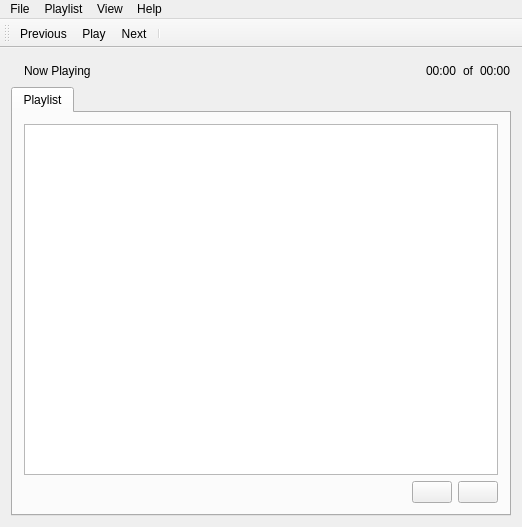
The window that src/MUI/ui/mui.ui (kvrohit/muiplayer) describes before a commit, drawn with Qt 5.
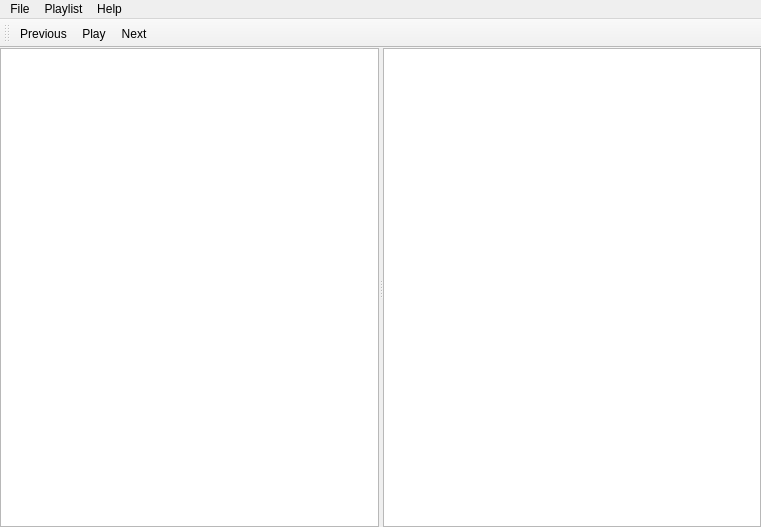
The same window after the commit. Icons and pictures are not drawn.

Commit message:
MUI version 0.0.3 - xperimental =============================== * Major code overhaul * Added a new custom model to handle data * New UI - Album art + Songinfo toolbar * Fixed memory leaks * Fixed issue wherein pressing the pause/play button would select many items in the tree view * Album art is now loaded onto a QImage and then rendered into a Pixmap, this fixes a Windows bug
** Code is unstable, use at your own risk **

The edit to the form file:
```diff
--- a/src/MUI/ui/mui.ui
+++ b/src/MUI/ui/mui.ui
@@ -9,7 +9,7 @@
    <rect>
     <x>0</x>
     <y>0</y>
-    <width>522</width>
+    <width>761</width>
     <height>527</height>
    </rect>
   </property>
@@ -21,133 +21,45 @@
     <normaloff>:/images/images/juk.png</normaloff>:/images/images/juk.png</iconset>
   </property>
   <widget class="QWidget" name="centralWidget">
-   <layout class="QHBoxLayout" name="horizontalLayout_3">
-    <item>
-     <widget class="QWidget" name="widget" native="true">
-      <layout class="QVBoxLayout" name="verticalLayout">
-       <property name="leftMargin">
-        <number>0</number>
-       </property>
-       <property name="topMargin">
-        <number>2</number>
-       </property>
-       <property name="rightMargin">
-        <number>0</number>
-       </property>
-       <property name="bottomMargin">
-        <number>0</number>
-       </property>
-       <item>
         <layout class="QHBoxLayout" name="horizontalLayout">
-         <item>
-          <widget class="QLabel" name="labelPic">
-           <property name="sizePolicy">
-            <sizepolicy hsizetype="Preferred" vsizetype="Preferred">
-             <horstretch>0</horstretch>
-             <verstretch>0</verstretch>
-            </sizepolicy>
-           </property>
-           <property name="frameShadow">
-            <enum>QFrame::Sunken</enum>
-           </property>
-           <property name="text">
-            <string/>
-           </property>
-           <property name="pixmap">
-            <pixmap resource="../rcc/res.qrc">:/images/images/juk.png</pixmap>
-           </property>
-          </widget>
-         </item>
+    <property name="spacing">
+     <number>0</number>
+    </property>
+    <property name="margin">
+     <number>0</number>
+    </property>
          <item>
-          <widget class="QLabel" name="labelNowPlaying">
-           <property name="sizePolicy">
-            <sizepolicy hsizetype="Preferred" vsizetype="Preferred">
-             <horstretch>0</horstretch>
-             <verstretch>0</verstretch>
-            </sizepolicy>
-           </property>
-           <property name="font">
-            <font>
-             <weight>50</weight>
-             <italic>false</italic>
-             <bold>false</bold>
-            </font>
-           </property>
-           <property name="text">
-            <string>Now Playing</string>
-           </property>
-          </widget>
-         </item>
-         <item>
-          <spacer name="horizontalSpacer_2">
+     <widget class="QSplitter" name="splitterMain">
            <property name="orientation">
             <enum>Qt::Horizontal</enum>
            </property>
-           <property name="sizeHint" stdset="0">
-            <size>
-             <width>30</width>
-             <height>20</height>
-            </size>
-           </property>
-          </spacer>
-         </item>
-         <item>
-          <widget class="QLabel" name="labelTime">
-           <property name="sizePolicy">
-            <sizepolicy hsizetype="Preferred" vsizetype="Preferred">
-             <horstretch>0</horstretch>
-             <verstretch>0</verstretch>
-            </sizepolicy>
-           </property>
+      <widget class="QTreeView" name="libraryTreeView">
            <property name="font">
             <font>
-             <italic>false</italic>
-            </font>
-           </property>
-           <property name="text">
-            <string>00:00</string>
-           </property>
-          </widget>
-         </item>
-         <item>
-          <widget class="QLabel" name="label_2">
-           <property name="text">
-            <string>of</string>
-           </property>
-          </widget>
-         </item>
-         <item>
-          <widget class="QLabel" name="labelTotalTime">
-           <property name="text">
-            <string>00:00</string>
-           </property>
-          </widget>
-         </item>
-        </layout>
-       </item>
-       <item>
-        <widget class="QTabWidget" name="tabPlaylist">
-         <property name="tabPosition">
-          <enum>QTabWidget::North</enum>
-         </property>
-         <property name="tabShape">
-          <enum>QTabWidget::Rounded</enum>
-         </property>
-         <property name="currentIndex">
-          <number>0</number>
-         </property>
-         <widget class="QWidget" name="tab">
-          <attribute name="title">
-           <string>Playlist</string>
-          </attribute>
-          <layout class="QVBoxLayout" name="verticalLayout_2">
-           <item>
+         <pointsize>9</pointsize>
+        </font>
+       </property>
+       <property name="indentation">
+        <number>10</number>
+       </property>
+       <property name="uniformRowHeights">
+        <bool>true</bool>
+       </property>
+       <property name="headerHidden">
+        <bool>true</bool>
+       </property>
+      </widget>
             <widget class="QTreeView" name="treeView">
+       <property name="font">
+        <font>
+         <pointsize>9</pointsize>
+        </font>
+       </property>
              <property name="editTriggers">
               <set>QAbstractItemView::NoEditTriggers</set>
              </property>
              <property name="alternatingRowColors">
-              <bool>true</bool>
+        <bool>false</bool>
              </property>
              <property name="indentation">
               <number>0</number>
@@ -165,67 +77,42 @@
               <bool>false</bool>
              </property>
             </widget>
-           </item>
-           <item>
-            <layout class="QHBoxLayout" name="horizontalLayout_2">
-             <item>
-              <spacer name="horizontalSpacer">
-               <property name="orientation">
-                <enum>Qt::Horizontal</enum>
-               </property>
-               <property name="sizeHint" stdset="0">
+     </widget>
+    </item>
+   </layout>
+  </widget>
+  <widget class="QToolBar" name="toolBar">
+   <property name="windowTitle">
+    <string>Player Controls</string>
+   </property>
+   <property name="movable">
+    <bool>true</bool>
+   </property>
+   <property name="iconSize">
                 <size>
-                 <width>40</width>
-                 <height>20</height>
-                </size>
-               </property>
-              </spacer>
-             </item>
-             <item>
-              <widget class="QPushButton" name="buttonAdd">
-               <property name="icon">
-                <iconset resource="../rcc/res.qrc">
-                 <normaloff>:/images/images/add.png</normaloff>:/images/images/add.png</iconset>
-               </property>
-               <property name="shortcut">
-                <string>+</string>
-               </property>
-              </widget>
-             </item>
-             <item>
-              <widget class="QPushButton" name="buttonRemove">
-               <property name="icon">
-                <iconset resource="../rcc/res.qrc">
-                 <normaloff>:/images/images/remove.png</normaloff>:/images/images/remove.png</iconset>
-               </property>
-              </widget>
-             </item>
-            </layout>
-           </item>
-          </layout>
-         </widget>
-        </widget>
-       </item>
-      </layout>
-     </widget>
-    </item>
-   </layout>
+     <width>32</width>
+     <height>32</height>
+    </size>
+   </property>
+   <attribute name="toolBarArea">
+    <enum>TopToolBarArea</enum>
+   </attribute>
+   <attribute name="toolBarBreak">
+    <bool>false</bool>
+   </attribute>
+   <addaction name="actionPrevious"/>
+   <addaction name="actionPlay"/>
+   <addaction name="actionNext"/>
   </widget>
   <widget class="QMenuBar" name="menuBar">
    <property name="geometry">
     <rect>
      <x>0</x>
      <y>0</y>
-     <width>522</width>
-     <height>21</height>
+     <width>761</width>
+     <height>22</height>
     </rect>
    </property>
-   <widget class="QMenu" name="menuHelp">
-    <property name="title">
-     <string>Help</string>
-    </property>
-    <addaction name="actionAbout"/>
-   </widget>
    <widget class="QMenu" name="menuFile">
     <property name="title">
      <string>File</string>
@@ -241,9 +128,9 @@
     <addaction name="separator"/>
     <addaction name="actionClear"/>
    </widget>
-   <widget class="QMenu" name="menuView">
+   <widget class="QMenu" name="menuHelp">
     <property name="title">
-     <string>View</string>
+     <string>Help</string>
     </property>
     <addaction name="actionEditStyleSheet"/>
     <addaction name="actionErrorLog"/>
@@ -251,33 +138,8 @@
    </widget>
    <addaction name="menuFile"/>
    <addaction name="menuPlaylist"/>
-   <addaction name="menuView"/>
    <addaction name="menuHelp"/>
   </widget>
-  <widget class="QToolBar" name="toolBar">
-   <property name="windowTitle">
-    <string>Player Controls</string>
-   </property>
-   <property name="allowedAreas">
-    <set>Qt::BottomToolBarArea|Qt::TopToolBarArea</set>
-   </property>
-   <property name="iconSize">
-    <size>
-     <width>24</width>
-     <height>24</height>
-    </size>
-   </property>
-   <attribute name="toolBarArea">
-    <enum>TopToolBarArea</enum>
-   </attribute>
-   <attribute name="toolBarBreak">
-    <bool>false</bool>
-   </attribute>
-   <addaction name="actionPrevious"/>
-   <addaction name="actionPlay"/>
-   <addaction name="actionNext"/>
-   <addaction name="separator"/>
-  </widget>
   <action name="actionAbout">
    <property name="icon">
     <iconset resource="../rcc/res.qrc">
```
Left out of the diff: 29 changed lines with no effect on the pictures. Lines whose indentation alone changed are shown as unchanged. The commit also changes 25 other files.
